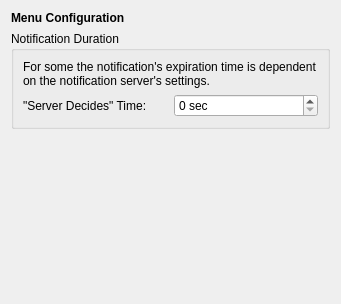
Before: the Qt Designer form config/advancedsettings.ui in lxqt/lxqt-notificationd, drawn with Qt 5.
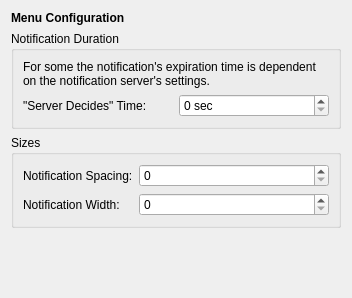
After: the same form once the commit is applied.

Commit message: notifications: vrious fixes; more options (hardcoded values removed); layouting

The edit to the form file:
```diff
--- a/config/advancedsettings.ui
+++ b/config/advancedsettings.ui
@@ -6,8 +6,8 @@
    <rect>
     <x>0</x>
     <y>0</y>
-    <width>341</width>
-    <height>304</height>
+    <width>352</width>
+    <height>298</height>
    </rect>
   </property>
   <layout class="QGridLayout" name="gridLayout_2">
@@ -61,7 +61,36 @@
      </layout>
     </widget>
    </item>
-   <item row="2" column="1">
+   <item row="2" column="0" colspan="2">
+    <widget class="QGroupBox" name="groupBox">
+     <property name="title">
+      <string>Sizes</string>
+     </property>
+     <layout class="QFormLayout" name="formLayout">
+      <item row="0" column="0">
+       <widget class="QLabel" name="label_4">
+        <property name="text">
+         <string>Notification Spacing:</string>
+        </property>
+       </widget>
+      </item>
+      <item row="0" column="1">
+       <widget class="QSpinBox" name="spacingBox"/>
+      </item>
+      <item row="1" column="0">
+       <widget class="QLabel" name="label_5">
+        <property name="text">
+         <string>Notification Width:</string>
+        </property>
+       </widget>
+      </item>
+      <item row="1" column="1">
+       <widget class="QSpinBox" name="widthBox"/>
+      </item>
+     </layout>
+    </widget>
+   </item>
+   <item row="3" column="1">
     <spacer name="verticalSpacer">
      <property name="orientation">
       <enum>Qt::Vertical</enum>
```
The commit also changes 11 other files.
